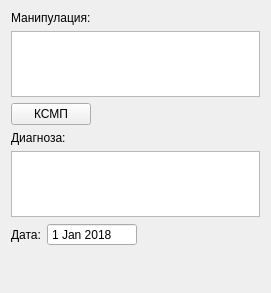
The window that src/View/SubWidgets/CommonFields.ui (thefinalcutbg/DinoDent) describes before a commit, drawn with Qt 5.
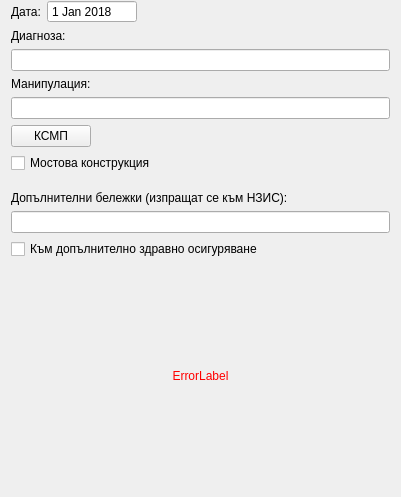
The same window after the commit. Custom widgets are drawn as their Qt base class.

Commit message: Procedure dialog refactor. Additional procedure attribututes (financing source, notes)

What changed in the file:
```diff
--- a/src/View/SubWidgets/CommonFields.ui
+++ b/src/View/SubWidgets/CommonFields.ui
@@ -6,8 +6,8 @@
    <rect>
     <x>0</x>
     <y>0</y>
-    <width>271</width>
-    <height>293</height>
+    <width>401</width>
+    <height>497</height>
    </rect>
   </property>
   <property name="sizePolicy">
@@ -25,112 +25,10 @@
   <property name="windowTitle">
    <string>CommonFields</string>
   </property>
-  <layout class="QVBoxLayout" name="verticalLayout">
-   <item>
-    <widget class="QLabel" name="label_3">
-     <property name="text">
-      <string>Манипулация:</string>
-     </property>
-    </widget>
-   </item>
-   <item>
-    <layout class="QHBoxLayout" name="horizontalLayout_6">
-     <item>
-      <widget class="TextEdit" name="manipulationEdit">
-       <property name="sizePolicy">
-        <sizepolicy hsizetype="Preferred" vsizetype="Preferred">
-         <horstretch>0</horstretch>
-         <verstretch>0</verstretch>
-        </sizepolicy>
-       </property>
-       <property name="minimumSize">
-        <size>
-         <width>0</width>
-         <height>0</height>
-        </size>
-       </property>
-       <property name="maximumSize">
-        <size>
-         <width>16777215</width>
-         <height>66</height>
-        </size>
-       </property>
-       <property name="acceptDrops">
-        <bool>false</bool>
-       </property>
-       <property name="verticalScrollBarPolicy">
-        <enum>Qt::ScrollBarAlwaysOff</enum>
-       </property>
-       <property name="horizontalScrollBarPolicy">
-        <enum>Qt::ScrollBarAlwaysOff</enum>
-       </property>
-       <property name="acceptRichText">
-        <bool>false</bool>
-       </property>
-      </widget>
-     </item>
-    </layout>
-   </item>
-   <item>
-    <layout class="QHBoxLayout" name="horizontalLayout_2">
-     <item>
-      <widget class="QPushButton" name="ksmpButton">
-       <property name="text">
-        <string>КСМП</string>
-       </property>
-      </widget>
-     </item>
-     <item>
-      <spacer name="horizontalSpacer">
-       <property name="orientation">
-        <enum>Qt::Horizontal</enum>
-       </property>
-       <property name="sizeType">
-        <enum>QSizePolicy::Expanding</enum>
-       </property>
-       <property name="sizeHint" stdset="0">
-        <size>
-         <width>0</width>
-         <height>20</height>
-        </size>
-       </property>
-      </spacer>
-     </item>
-    </layout>
-   </item>
-   <item>
-    <widget class="QLabel" name="label_2">
-     <property name="text">
-      <string>Диагноза:</string>
-     </property>
-    </widget>
-   </item>
-   <item>
-    <layout class="QHBoxLayout" name="horizontalLayout_5">
-     <item>
-      <widget class="TextEdit" name="diagnosisEdit">
-       <property name="sizePolicy">
-        <sizepolicy hsizetype="Preferred" vsizetype="Preferred">
-         <horstretch>0</horstretch>
-         <verstretch>0</verstretch>
-        </sizepolicy>
-       </property>
-       <property name="maximumSize">
-        <size>
-         <width>16777215</width>
-         <height>66</height>
-        </size>
-       </property>
-       <property name="acceptDrops">
-        <bool>false</bool>
-       </property>
-       <property name="acceptRichText">
-        <bool>false</bool>
-       </property>
-      </widget>
-     </item>
-    </layout>
-   </item>
+  <layout class="QVBoxLayout" name="verticalLayout_2">
+   <property name="topMargin">
+    <number>0</number>
+   </property>
    <item>
     <layout class="QHBoxLayout" name="horizontalLayout">
      <item>
@@ -190,6 +88,83 @@
      </item>
     </layout>
    </item>
+   <item>
+    <widget class="QLabel" name="label_2">
+     <property name="text">
+      <string>Диагноза:</string>
+     </property>
+    </widget>
+   </item>
+   <item>
+    <widget class="LineEdit" name="diagnosisEdit"/>
+   </item>
+   <item>
+    <widget class="QLabel" name="label_3">
+     <property name="text">
+      <string>Манипулация:</string>
+     </property>
+    </widget>
+   </item>
+   <item>
+    <widget class="LineEdit" name="procedureEdit"/>
+   </item>
+   <item>
+    <layout class="QHBoxLayout" name="horizontalLayout_2">
+     <item>
+      <widget class="QPushButton" name="ksmpButton">
+       <property name="text">
+        <string>КСМП</string>
+       </property>
+      </widget>
+     </item>
+     <item>
+      <spacer name="horizontalSpacer">
+       <property name="orientation">
+        <enum>Qt::Horizontal</enum>
+       </property>
+       <property name="sizeType">
+        <enum>QSizePolicy::Expanding</enum>
+       </property>
+       <property name="sizeHint" stdset="0">
+        <size>
+         <width>0</width>
+         <height>20</height>
+        </size>
+       </property>
+      </spacer>
+     </item>
+    </layout>
+   </item>
+   <item>
+    <widget class="QCheckBox" name="bridgeCheckBox">
+     <property name="text">
+      <string>Мостова конструкция</string>
+     </property>
+    </widget>
+   </item>
+   <item>
+    <widget class="RangeWidget" name="rangeWidget" native="true"/>
+   </item>
+   <item>
+    <widget class="SurfaceSelector" name="surfaceWidget" native="true"/>
+   </item>
+   <item>
+    <widget class="QLabel" name="notesLabel">
+     <property name="text">
+      <string>Допълнителни бележки (изпращат се към НЗИС):</string>
+     </property>
+    </widget>
+   </item>
+   <item>
+    <widget class="QLineEdit" name="notesEdit"/>
+   </item>
+   <item>
+    <widget class="QCheckBox" name="PHIFcheckbox">
+     <property name="text">
+      <string>Към допълнително здравно осигуряване</string>
+     </property>
+    </widget>
+   </item>
    <item>
     <spacer name="verticalSpacer">
      <property name="orientation">
@@ -197,8 +172,34 @@
      </property>
      <property name="sizeHint" stdset="0">
       <size>
-       <width>0</width>
-       <height>1</height>
+       <width>20</width>
+       <height>0</height>
+      </size>
+     </property>
+    </spacer>
+   </item>
+   <item>
+    <widget class="QLabel" name="errorLabel">
+     <property name="styleSheet">
+      <string notr="true">color: red</string>
+     </property>
+     <property name="text">
+      <string>ErrorLabel</string>
+     </property>
+     <property name="alignment">
+      <set>Qt::AlignCenter</set>
+     </property>
+    </widget>
+   </item>
+   <item>
+    <spacer name="verticalSpacer_2">
+     <property name="orientation">
+      <enum>Qt::Vertical</enum>
+     </property>
+     <property name="sizeHint" stdset="0">
+      <size>
+       <width>20</width>
+       <height>40</height>
       </size>
      </property>
     </spacer>
@@ -213,9 +214,21 @@
    <header>View/uiComponents/DateEdit.h</header>
   </customwidget>
   <customwidget>
-   <class>TextEdit</class>
-   <extends>QTextEdit</extends>
-   <header>View/uiComponents/TextEdit.h</header>
+   <class>SurfaceSelector</class>
+   <extends>QWidget</extends>
+   <header>View/SubWIdgets/SurfaceSelector.h</header>
+   <container>1</container>
+  </customwidget>
+  <customwidget>
+   <class>RangeWidget</class>
+   <extends>QWidget</extends>
+   <header>View/SubWidgets/RangeWidget.h</header>
+   <container>1</container>
+  </customwidget>
+  <customwidget>
+   <class>LineEdit</class>
+   <extends>QLineEdit</extends>
+   <header>View/uiComponents/LineEdit.h</header>
   </customwidget>
  </customwidgets>
  <resources/>
```
The commit also changes 109 other files.
